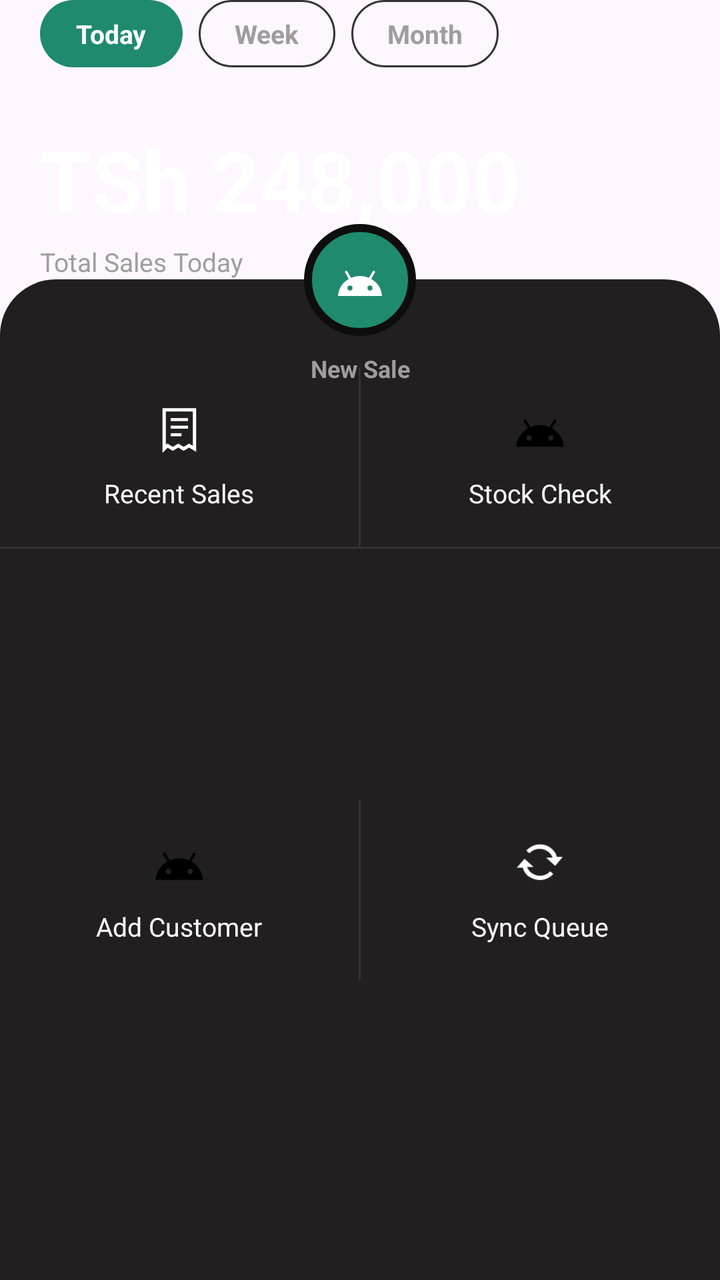
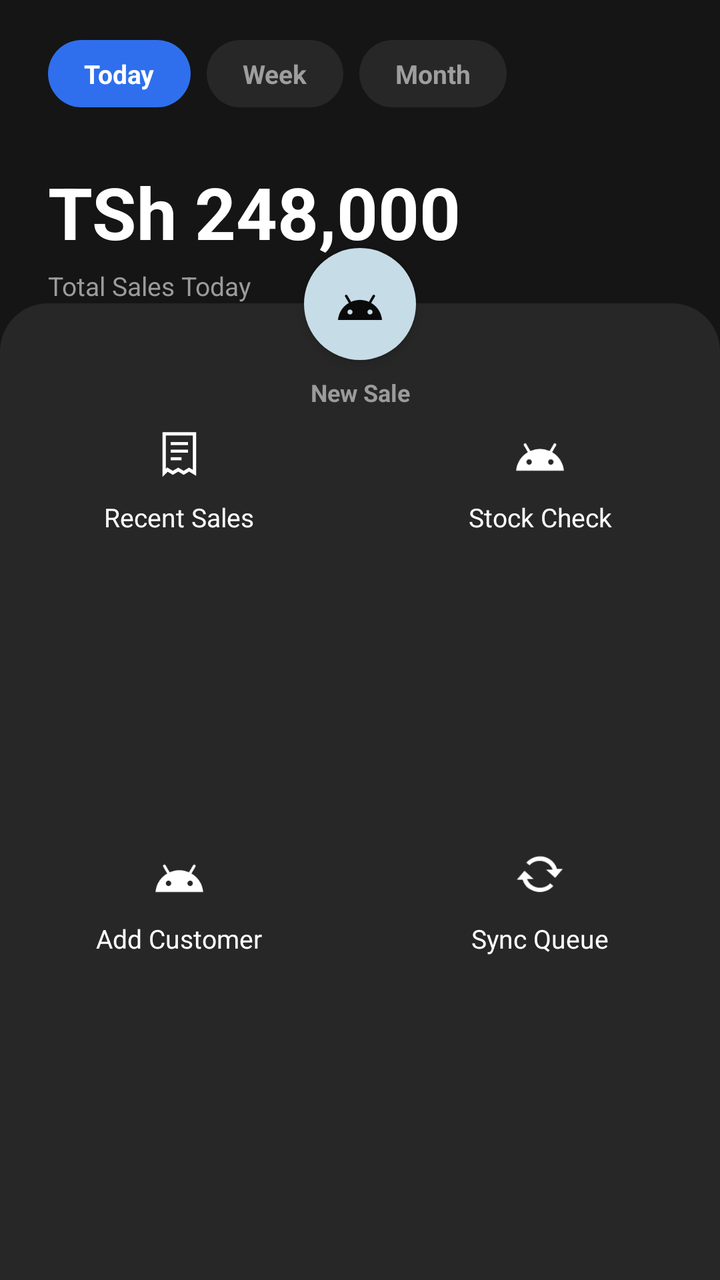

Screens rendered from an Android XML layout before and after an edit, with the pre-edit source and the edit as a unified diff.
<!-- AndroidManifest.xml: application theme Theme.JIJIPOS -->
<!-- res/layout/fragment_cashier_home.xml -->
<?xml version="1.0" encoding="utf-8"?>
<androidx.core.widget.NestedScrollView xmlns:android="http://schemas.android.com/apk/res/android"
    xmlns:app="http://schemas.android.com/apk/res-auto"
    android:layout_width="match_parent"
    android:layout_height="match_parent"
    android:fillViewport="true">

    <androidx.constraintlayout.widget.ConstraintLayout
        android:layout_width="match_parent"
        android:layout_height="wrap_content">

        <HorizontalScrollView
            android:id="@+id/scrollChips"
            android:layout_width="match_parent"
            android:layout_height="wrap_content"
            android:scrollbars="none"
            android:paddingHorizontal="20dp"
            app:layout_constraintTop_toTopOf="parent">

            <LinearLayout
                android:layout_width="wrap_content"
                android:layout_height="wrap_content"
                android:orientation="horizontal">

                <TextView
                    android:id="@+id/chipToday"
                    style="@style/PeriodChip"
                    android:background="@drawable/bg_chip_selected"
                    android:text="Today" />

                <TextView
                    android:id="@+id/chipWeek"
                    style="@style/PeriodChip"
                    android:layout_marginStart="8dp"
                    android:background="@drawable/bg_chip_unselected"
                    android:textColor="@color/text_muted"
                    android:text="Week" />

                <TextView
                    android:id="@+id/chipMonth"
                    style="@style/PeriodChip"
                    android:layout_marginStart="8dp"
                    android:background="@drawable/bg_chip_unselected"
                    android:textColor="@color/text_muted"
                    android:text="Month" />

            </LinearLayout>
        </HorizontalScrollView>

        <TextView
            android:id="@+id/textSalesAmount"
            android:layout_width="wrap_content"
            android:layout_height="wrap_content"
            android:layout_marginTop="28dp"
            android:layout_marginStart="20dp"
            android:text="TSh 248,000"
            android:textColor="@color/white"
            android:textSize="42sp"
            android:textStyle="bold"
            app:layout_constraintTop_toBottomOf="@id/scrollChips"
            app:layout_constraintStart_toStartOf="parent" />

        <TextView
            android:id="@+id/textSalesLabel"
            android:layout_width="wrap_content"
            android:layout_height="wrap_content"
            android:layout_marginTop="4dp"
            android:layout_marginStart="20dp"
            android:layout_marginBottom="40dp"
            android:text="Total Sales Today"
            android:textColor="@color/text_muted"
            android:textSize="13sp"
            app:layout_constraintTop_toBottomOf="@id/textSalesAmount"
            app:layout_constraintStart_toStartOf="parent" />

        <View
            android:id="@+id/panelBackground"
            android:layout_width="0dp"
            android:layout_height="0dp"
            android:background="@drawable/bg_panel_top_rounded"
            app:layout_constraintTop_toBottomOf="@id/textSalesLabel"
            app:layout_constraintStart_toStartOf="parent"
            app:layout_constraintEnd_toEndOf="parent"
            app:layout_constraintBottom_toBottomOf="parent" />

        <ImageButton
            android:id="@+id/btnNewSale"
            android:layout_width="56dp"
            android:layout_height="56dp"
            android:layout_marginTop="-28dp"
            android:background="@drawable/bg_fab_circle"
            android:padding="14dp"
            android:src="@drawable/ic_nav_sales"
            android:contentDescription="New Sale"
            app:tint="@color/white"
            app:layout_constraintTop_toTopOf="@id/panelBackground"
            app:layout_constraintStart_toStartOf="parent"
            app:layout_constraintEnd_toEndOf="parent" />

        <TextView
            android:layout_width="wrap_content"
            android:layout_height="wrap_content"
            android:layout_marginTop="8dp"
            android:text="New Sale"
            android:textColor="@color/text_muted"
            android:textSize="12sp"
            android:textStyle="bold"
            app:layout_constraintTop_toBottomOf="@id/btnNewSale"
            app:layout_constraintStart_toStartOf="@id/btnNewSale"
            app:layout_constraintEnd_toEndOf="@id/btnNewSale" />

        <LinearLayout
            android:id="@+id/gridRow1"
            android:layout_width="0dp"
            android:layout_height="wrap_content"
            android:layout_marginTop="44dp"
            android:orientation="horizontal"
            app:layout_constraintTop_toTopOf="@id/panelBackground"
            app:layout_constraintStart_toStartOf="parent"
            app:layout_constraintEnd_toEndOf="parent">

            <LinearLayout
                android:id="@+id/actionHistory"
                android:layout_width="0dp"
                android:layout_weight="1"
                android:layout_height="wrap_content"
                android:orientation="vertical"
                android:gravity="center"
                android:paddingVertical="18dp"
                android:clickable="true"
                android:focusable="true"
                android:background="?attr/selectableItemBackgroundBorderless">

                <ImageView
                    android:layout_width="26dp"
                    android:layout_height="26dp"
                    android:src="@drawable/ic_receipt" />

                <TextView
                    android:layout_width="wrap_content"
                    android:layout_height="wrap_content"
                    android:layout_marginTop="10dp"
                    android:text="Recent Sales"
                    android:textColor="@color/white"
                    android:textSize="13sp" />
            </LinearLayout>

            <View
                android:layout_width="1dp"
                android:layout_height="match_parent"
                android:background="@color/divider" />

            <LinearLayout
                android:id="@+id/actionInventory"
                android:layout_width="0dp"
                android:layout_weight="1"
                android:layout_height="wrap_content"
                android:orientation="vertical"
                android:gravity="center"
                android:paddingVertical="18dp"
                android:clickable="true"
                android:focusable="true"
                android:background="?attr/selectableItemBackgroundBorderless">

                <ImageView
                    android:layout_width="26dp"
                    android:layout_height="26dp"
                    android:src="@drawable/ic_nav_inventory" />

                <TextView
                    android:layout_width="wrap_content"
                    android:layout_height="wrap_content"
                    android:layout_marginTop="10dp"
                    android:text="Stock Check"
                    android:textColor="@color/white"
                    android:textSize="13sp" />
            </LinearLayout>

        </LinearLayout>

        <View
            android:id="@+id/gridDivider"
            android:layout_width="0dp"
            android:layout_height="1dp"
            android:background="@color/divider"
            app:layout_constraintTop_toBottomOf="@id/gridRow1"
            app:layout_constraintStart_toStartOf="parent"
            app:layout_constraintEnd_toEndOf="parent" />

        <LinearLayout
            android:id="@+id/gridRow2"
            android:layout_width="0dp"
            android:layout_height="wrap_content"
            android:layout_marginBottom="24dp"
            android:orientation="horizontal"
            app:layout_constraintTop_toBottomOf="@id/gridDivider"
            app:layout_constraintStart_toStartOf="parent"
            app:layout_constraintEnd_toEndOf="parent"
            app:layout_constraintBottom_toBottomOf="parent">

            <LinearLayout
                android:id="@+id/actionRegisterCustomer"
                android:layout_width="0dp"
                android:layout_weight="1"
                android:layout_height="wrap_content"
                android:orientation="vertical"
                android:gravity="center"
                android:paddingVertical="18dp"
                android:clickable="true"
                android:focusable="true"
                android:background="?attr/selectableItemBackgroundBorderless">

                <ImageView
                    android:layout_width="26dp"
                    android:layout_height="26dp"
                    android:src="@drawable/ic_nav_staff" />

                <TextView
                    android:layout_width="wrap_content"
                    android:layout_height="wrap_content"
                    android:layout_marginTop="10dp"
                    android:text="Add Customer"
                    android:textColor="@color/white"
                    android:textSize="13sp" />
            </LinearLayout>

            <View
                android:layout_width="1dp"
                android:layout_height="match_parent"
                android:background="@color/divider" />

            <LinearLayout
                android:id="@+id/actionSyncQueue"
                android:layout_width="0dp"
                android:layout_weight="1"
                android:layout_height="wrap_content"
                android:orientation="vertical"
                android:gravity="center"
                android:paddingVertical="18dp"
                android:clickable="true"
                android:focusable="true"
                android:background="?attr/selectableItemBackgroundBorderless">

                <ImageView
                    android:layout_width="26dp"
                    android:layout_height="26dp"
                    android:src="@android:drawable/stat_notify_sync"
                    app:tint="@color/white" />

                <TextView
                    android:layout_width="wrap_content"
                    android:layout_height="wrap_content"
                    android:layout_marginTop="10dp"
                    android:text="Sync Queue"
                    android:textColor="@color/white"
                    android:textSize="13sp" />
            </LinearLayout>

        </LinearLayout>

    </androidx.constraintlayout.widget.ConstraintLayout>

</androidx.core.widget.NestedScrollView>
<!-- resources referenced by this layout -->
<resources>
  <color name="divider">#333333</color>
  <color name="text_muted">#9E9E9E</color>
  <color name="white">#FFFFFFFF</color>
  <!-- drawable bg_chip_selected (drawable) -->
  <?xml version="1.0" encoding="utf-8"?>
  <shape xmlns:android="http://schemas.android.com/apk/res/android"
      android:shape="rectangle">
      <solid android:color="@color/teal_primary" />
      <corners android:radius="20dp" />
  </shape>
  <!-- drawable bg_chip_unselected (drawable) -->
  <?xml version="1.0" encoding="utf-8"?>
  <shape xmlns:android="http://schemas.android.com/apk/res/android"
      android:shape="rectangle">
      <solid android:color="@android:color/transparent" />
      <stroke android:width="1dp" android:color="@color/divider" />
      <corners android:radius="20dp" />
  </shape>
  <!-- drawable bg_fab_circle (drawable) -->
  <?xml version="1.0" encoding="utf-8"?>
  <shape xmlns:android="http://schemas.android.com/apk/res/android"
      android:shape="oval">
      <solid android:color="@color/teal_primary" />
      <stroke
          android:width="4dp"
          android:color="@color/bg_dark" />
  </shape>
  <!-- drawable bg_panel_top_rounded (drawable) -->
  <?xml version="1.0" encoding="utf-8"?>
  <shape xmlns:android="http://schemas.android.com/apk/res/android"
      android:shape="rectangle">
      <solid android:color="@color/surface_elevated" />
      <corners
          android:topLeftRadius="28dp"
          android:topRightRadius="28dp"
          android:bottomLeftRadius="0dp"
          android:bottomRightRadius="0dp" />
  </shape>
  <!-- drawable ic_nav_sales (drawable) -->
  <vector xmlns:android="http://schemas.android.com/apk/res/android" android:height="24dp" android:tint="#000000" android:viewportHeight="24" android:viewportWidth="24" android:width="24dp">
          
      <path android:fillColor="#FF000000" android:pathData="M17.6,11.48 L19.44,8.3a0.63,0.63 0,0 0,-1.09 -0.63l-1.88,3.24a11.43,11.43 0,0 0,-8.94 0L5.65,7.67a0.63,0.63 0,0 0,-1.09 0.63L6.4,11.48A10.81,10.81 0,0 0,1 20L23,20A10.81,10.81 0,0 0,17.6 11.48ZM7,17.25A1.25,1.25 0,1 1,8.25 16,1.25 1.25,0 0,1 7,17.25ZM17,17.25A1.25,1.25 0,1 1,18.25 16,1.25 1.25,0 0,1 17,17.25Z"/>
      
  </vector>
  <!-- drawable ic_nav_staff (drawable) -->
  <vector xmlns:android="http://schemas.android.com/apk/res/android" android:height="24dp" android:tint="#000000" android:viewportHeight="24" android:viewportWidth="24" android:width="24dp">
          
      <path android:fillColor="#FF000000" android:pathData="M17.6,11.48 L19.44,8.3a0.63,0.63 0,0 0,-1.09 -0.63l-1.88,3.24a11.43,11.43 0,0 0,-8.94 0L5.65,7.67a0.63,0.63 0,0 0,-1.09 0.63L6.4,11.48A10.81,10.81 0,0 0,1 20L23,20A10.81,10.81 0,0 0,17.6 11.48ZM7,17.25A1.25,1.25 0,1 1,8.25 16,1.25 1.25,0 0,1 7,17.25ZM17,17.25A1.25,1.25 0,1 1,18.25 16,1.25 1.25,0 0,1 17,17.25Z"/>
      
  </vector>
  <style name="PeriodChip">
          <item name="android:layout_width">wrap_content</item>
          <item name="android:layout_height">wrap_content</item>
          <item name="android:paddingHorizontal">18dp</item>
          <item name="android:paddingVertical">8dp</item>
          <item name="android:textColor">@color/white</item>
          <item name="android:textSize">13sp</item>
          <item name="android:textStyle">bold</item>
          <item name="android:clickable">true</item>
          <item name="android:focusable">true</item>
      </style>
  <style name="Theme.JIJIPOS" parent="Base.Theme.JIJIPOS" />
  <color name="teal_primary">#1F8A6E</color>
  <color name="bg_dark">#0D0D0D</color>
  <color name="surface_elevated">#221F21</color>
  <style name="Base.Theme.JIJIPOS" parent="Theme.Material3.DayNight.NoActionBar">
          
          
      </style>
  <!-- unchanged entries left out for length: 2 -->
</resources>

<!-- the commit's change to res/layout/fragment_cashier_home.xml (unified diff, before → after) -->
@@ -3,6 +3,7 @@
     xmlns:app="http://schemas.android.com/apk/res-auto"
     android:layout_width="match_parent"
     android:layout_height="match_parent"
+    android:background="@color/fv_surface"
     android:fillViewport="true">
 
     <androidx.constraintlayout.widget.ConstraintLayout
@@ -14,7 +15,8 @@
             android:layout_width="match_parent"
             android:layout_height="wrap_content"
             android:scrollbars="none"
-            android:paddingHorizontal="20dp"
+            android:paddingHorizontal="@dimen/fv_screen_padding"
+            android:layout_marginTop="@dimen/fv_gap_md"
             app:layout_constraintTop_toTopOf="parent">
 
             <LinearLayout
@@ -26,6 +28,7 @@
                     android:id="@+id/chipToday"
                     style="@style/PeriodChip"
                     android:background="@drawable/bg_chip_selected"
+                    android:textColor="@color/white"
                     android:text="Today" />
 
                 <TextView
@@ -52,10 +55,10 @@
             android:layout_width="wrap_content"
             android:layout_height="wrap_content"
             android:layout_marginTop="28dp"
-            android:layout_marginStart="20dp"
+            android:layout_marginStart="@dimen/fv_screen_padding"
             android:text="TSh 248,000"
-            android:textColor="@color/white"
-            android:textSize="42sp"
+            android:textColor="@color/fv_ink"
+            android:textSize="@dimen/fv_amount_text"
             android:textStyle="bold"
             app:layout_constraintTop_toBottomOf="@id/scrollChips"
             app:layout_constraintStart_toStartOf="parent" />
@@ -65,10 +68,10 @@
             android:layout_width="wrap_content"
             android:layout_height="wrap_content"
             android:layout_marginTop="4dp"
-            android:layout_marginStart="20dp"
+            android:layout_marginStart="@dimen/fv_screen_padding"
             android:layout_marginBottom="40dp"
             android:text="Total Sales Today"
-            android:textColor="@color/text_muted"
+            android:textColor="@color/fv_muted"
             android:textSize="13sp"
             app:layout_constraintTop_toBottomOf="@id/textSalesAmount"
             app:layout_constraintStart_toStartOf="parent" />
@@ -77,7 +80,7 @@
             android:id="@+id/panelBackground"
             android:layout_width="0dp"
             android:layout_height="0dp"
-            android:background="@drawable/bg_panel_top_rounded"
+            android:background="@drawable/bg_fv_panel_top"
             app:layout_constraintTop_toBottomOf="@id/textSalesLabel"
             app:layout_constraintStart_toStartOf="parent"
             app:layout_constraintEnd_toEndOf="parent"
@@ -88,11 +91,12 @@
             android:layout_width="56dp"
             android:layout_height="56dp"
             android:layout_marginTop="-28dp"
-            android:background="@drawable/bg_fab_circle"
+            android:background="@drawable/bg_fv_fab_circle"
+            android:elevation="4dp"
             android:padding="14dp"
             android:src="@drawable/ic_nav_sales"
             android:contentDescription="New Sale"
-            app:tint="@color/white"
+            app:tint="@color/fv_on_accent"
             app:layout_constraintTop_toTopOf="@id/panelBackground"
             app:layout_constraintStart_toStartOf="parent"
             app:layout_constraintEnd_toEndOf="parent" />
@@ -102,7 +106,7 @@
             android:layout_height="wrap_content"
             android:layout_marginTop="8dp"
             android:text="New Sale"
-            android:textColor="@color/text_muted"
+            android:textColor="@color/fv_muted"
             android:textSize="12sp"
             android:textStyle="bold"
             app:layout_constraintTop_toBottomOf="@id/btnNewSale"
@@ -134,21 +138,22 @@
                 <ImageView
                     android:layout_width="26dp"
                     android:layout_height="26dp"
-                    android:src="@drawable/ic_receipt" />
+                    android:src="@drawable/ic_receipt"
+                    app:tint="@color/fv_ink" />
 
                 <TextView
                     android:layout_width="wrap_content"
                     android:layout_height="wrap_content"
                     android:layout_marginTop="10dp"
                     android:text="Recent Sales"
-                    android:textColor="@color/white"
+                    android:textColor="@color/fv_ink"
                     android:textSize="13sp" />
             </LinearLayout>
 
             <View
                 android:layout_width="1dp"
                 android:layout_height="match_parent"
-                android:background="@color/divider" />
+                android:background="@color/fv_stroke" />
 
             <LinearLayout
                 android:id="@+id/actionInventory"
@@ -165,14 +170,15 @@
                 <ImageView
                     android:layout_width="26dp"
                     android:layout_height="26dp"
-                    android:src="@drawable/ic_nav_inventory" />
+                    android:src="@drawable/ic_nav_inventory"
+                    app:tint="@color/fv_ink" />
 
                 <TextView
                     android:layout_width="wrap_content"
                     android:layout_height="wrap_content"
                     android:layout_marginTop="10dp"
                     android:text="Stock Check"
-                    android:textColor="@color/white"
+                    android:textColor="@color/fv_ink"
                     android:textSize="13sp" />
             </LinearLayout>
 
@@ -182,7 +188,7 @@
             android:id="@+id/gridDivider"
             android:layout_width="0dp"
             android:layout_height="1dp"
-            android:background="@color/divider"
+            android:background="@color/fv_stroke"
             app:layout_constraintTop_toBottomOf="@id/gridRow1"
             app:layout_constraintStart_toStartOf="parent"
             app:layout_constraintEnd_toEndOf="parent" />
@@ -213,21 +219,22 @@
                 <ImageView
                     android:layout_width="26dp"
                     android:layout_height="26dp"
-                    android:src="@drawable/ic_nav_staff" />
+                    android:src="@drawable/ic_nav_staff"
+                    app:tint="@color/fv_ink" />
 
                 <TextView
                     android:layout_width="wrap_content"
                     android:layout_height="wrap_content"
                     android:layout_marginTop="10dp"
                     android:text="Add Customer"
-                    android:textColor="@color/white"
+                    android:textColor="@color/fv_ink"
                     android:textSize="13sp" />
             </LinearLayout>
 
             <View
                 android:layout_width="1dp"
                 android:layout_height="match_parent"
-                android:background="@color/divider" />
+                android:background="@color/fv_stroke" />
 
             <LinearLayout
                 android:id="@+id/actionSyncQueue"
@@ -245,14 +252,14 @@
                     android:layout_width="26dp"
                     android:layout_height="26dp"
                     android:src="@android:drawable/stat_notify_sync"
-                    app:tint="@color/white" />
+                    app:tint="@color/fv_ink" />
 
                 <TextView
                     android:layout_width="wrap_content"
                     android:layout_height="wrap_content"
                     android:layout_marginTop="10dp"
                     android:text="Sync Queue"
-                    android:textColor="@color/white"
+                    android:textColor="@color/fv_ink"
                     android:textSize="13sp" />
             </LinearLayout>
 
<!-- resource entries referenced after the edit -->
@@ -1,40 +1,40 @@
 <!-- resources referenced by this layout -->
 <resources>
-  <color name="divider">#333333</color>
+  <color name="fv_ink">#FFFFFF</color>
+  <color name="fv_muted">#9B9B9B</color>
+  <color name="fv_on_accent">#0A0A0A</color>
+  <color name="fv_stroke">#272727</color>
+  <color name="fv_surface">#151515</color>
   <color name="text_muted">#9E9E9E</color>
   <color name="white">#FFFFFFFF</color>
+  <dimen name="fv_amount_text">36sp</dimen>
+  <dimen name="fv_gap_md">20dp</dimen>
+  <dimen name="fv_screen_padding">24dp</dimen>
   <!-- drawable bg_chip_selected (drawable) -->
   <?xml version="1.0" encoding="utf-8"?>
-  <shape xmlns:android="http://schemas.android.com/apk/res/android"
-      android:shape="rectangle">
-      <solid android:color="@color/teal_primary" />
-      <corners android:radius="20dp" />
+  <shape xmlns:android="http://schemas.android.com/apk/res/android">
+      <solid android:color="@color/fv_chip_accent" />
+      <corners android:radius="19dp" />
   </shape>
   <!-- drawable bg_chip_unselected (drawable) -->
   <?xml version="1.0" encoding="utf-8"?>
-  <shape xmlns:android="http://schemas.android.com/apk/res/android"
-      android:shape="rectangle">
-      <solid android:color="@android:color/transparent" />
-      <stroke android:width="1dp" android:color="@color/divider" />
-      <corners android:radius="20dp" />
+  <shape xmlns:android="http://schemas.android.com/apk/res/android">
+      <solid android:color="@color/fv_stroke" />
+      <corners android:radius="19dp" />
   </shape>
-  <!-- drawable bg_fab_circle (drawable) -->
+  <!-- drawable bg_fv_fab_circle (drawable) -->
   <?xml version="1.0" encoding="utf-8"?>
   <shape xmlns:android="http://schemas.android.com/apk/res/android"
       android:shape="oval">
-      <solid android:color="@color/teal_primary" />
-      <stroke
-          android:width="4dp"
-          android:color="@color/bg_dark" />
+      <solid android:color="@color/fv_accent" />
   </shape>
-  <!-- drawable bg_panel_top_rounded (drawable) -->
+  <!-- drawable bg_fv_panel_top (drawable) -->
   <?xml version="1.0" encoding="utf-8"?>
-  <shape xmlns:android="http://schemas.android.com/apk/res/android"
-      android:shape="rectangle">
-      <solid android:color="@color/surface_elevated" />
+  <shape xmlns:android="http://schemas.android.com/apk/res/android">
+      <solid android:color="@color/fv_stroke" />
       <corners
-          android:topLeftRadius="28dp"
-          android:topRightRadius="28dp"
+          android:topLeftRadius="24dp"
+          android:topRightRadius="24dp"
           android:bottomLeftRadius="0dp"
           android:bottomRightRadius="0dp" />
   </shape>
@@ -62,9 +62,8 @@
           <item name="android:focusable">true</item>
       </style>
   <style name="Theme.JIJIPOS" parent="Base.Theme.JIJIPOS" />
-  <color name="teal_primary">#1F8A6E</color>
-  <color name="bg_dark">#0D0D0D</color>
-  <color name="surface_elevated">#221F21</color>
+  <color name="fv_chip_accent">#2F6FED</color>
+  <color name="fv_accent">#C6DCE6</color>
   <style name="Base.Theme.JIJIPOS" parent="Theme.Material3.DayNight.NoActionBar">
           
           
